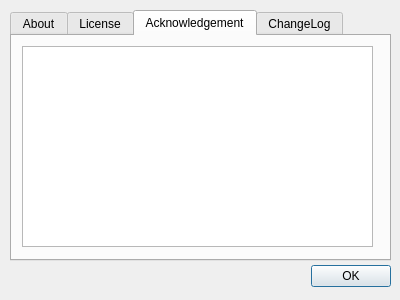
Before: the Qt Designer form aboutdialog.ui in plus7/Qween, drawn with Qt 5.
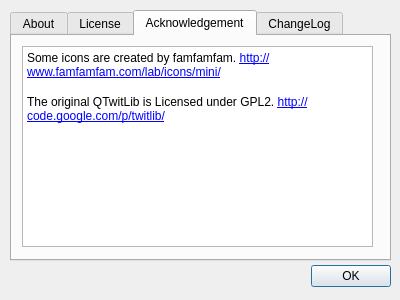
After: the same form once the commit is applied. The open tabs and pages were chosen to show the change. Icons and pictures are not drawn.

Commit message: * append Copyright notice to all files. * implement Reply and DM menu. This is temporal implementation. * Add Qween application icon.

Patch:
```diff
--- a/aboutdialog.ui
+++ b/aboutdialog.ui
@@ -209,6 +209,15 @@
        <height>201</height>
       </rect>
      </property>
+     <property name="html">
+      <string>&lt;!DOCTYPE HTML PUBLIC &quot;-//W3C//DTD HTML 4.0//EN&quot; &quot;http://www.w3.org/TR/REC-html40/strict.dtd&quot;&gt;
+&lt;html&gt;&lt;head&gt;&lt;meta name=&quot;qrichtext&quot; content=&quot;1&quot; /&gt;&lt;style type=&quot;text/css&quot;&gt;
+p, li { white-space: pre-wrap; }
+&lt;/style&gt;&lt;/head&gt;&lt;body style=&quot; font-family:'MS UI Gothic'; font-size:9pt; font-weight:400; font-style:normal;&quot;&gt;
+&lt;p style=&quot; margin-top:16px; margin-bottom:12px; margin-left:0px; margin-right:0px; -qt-block-indent:0; text-indent:0px;&quot;&gt;Some icons are created by famfamfam. &lt;a href=&quot;http://www.famfamfam.com/lab/icons/mini/&quot;&gt;&lt;span style=&quot; text-decoration: underline; color:#0000ff;&quot;&gt;http://www.famfamfam.com/lab/icons/mini/&lt;/span&gt;&lt;/a&gt;&lt;/p&gt;
+&lt;p style=&quot; margin-top:16px; margin-bottom:12px; margin-left:0px; margin-right:0px; -qt-block-indent:0; text-indent:0px;&quot;&gt;The original QTwitLib is Licensed under GPL2. &lt;a href=&quot;http://code.google.com/p/twitlib/&quot;&gt;&lt;span style=&quot; text-decoration: underline; color:#0000ff;&quot;&gt;http://code.google.com/p/twitlib/&lt;/span&gt;&lt;/a&gt;&lt;/p&gt;
+&lt;p style=&quot;-qt-paragraph-type:empty; margin-top:16px; margin-bottom:12px; margin-left:0px; margin-right:0px; -qt-block-indent:0; text-indent:0px;&quot;&gt;&lt;/p&gt;&lt;/body&gt;&lt;/html&gt;</string>
+     </property>
     </widget>
    </widget>
    <widget class="QWidget" name="tab_4">
```
Left out of the diff: 1 changed line with no effect on the pictures. The commit also changes 58 other files.
